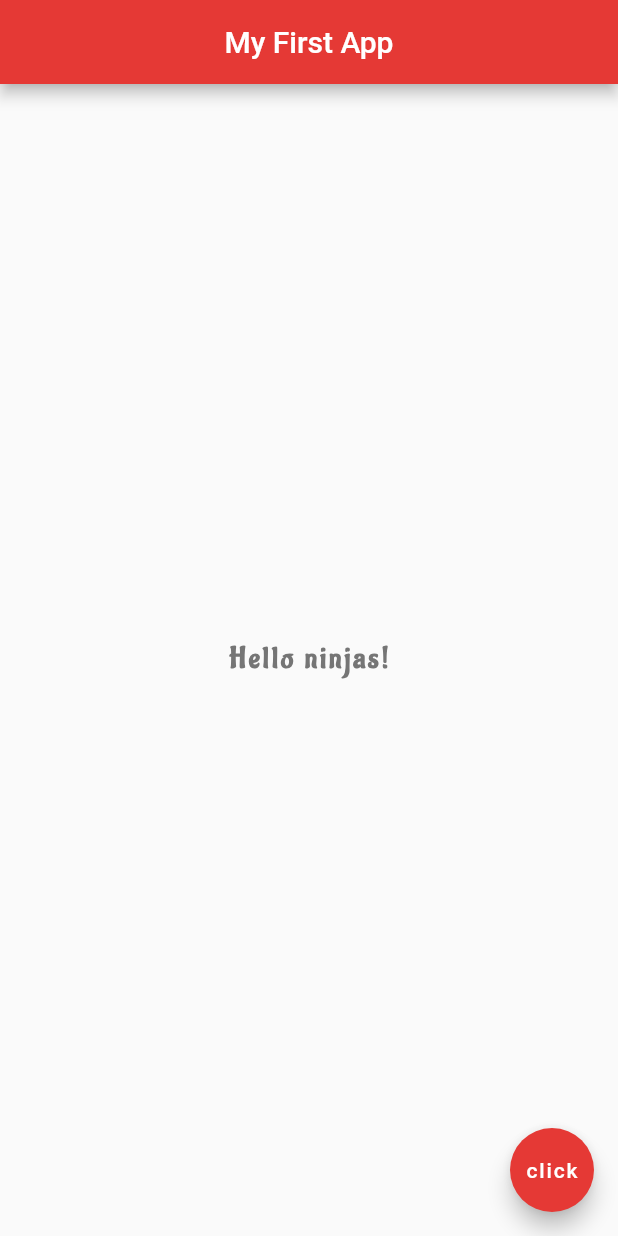
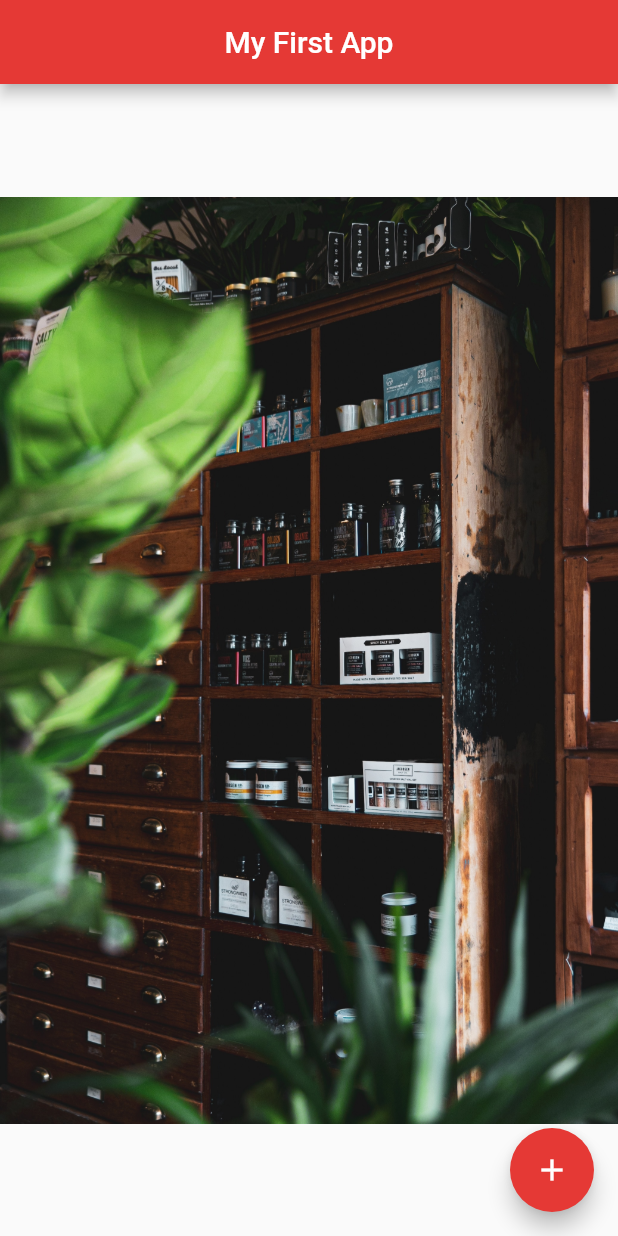
Before and after one commit to Ravshan1Uz/flutter_samples, a Flutter app: the screen it shows after launch, on a phone screen of 412 x 824 dp. Run offline on Flutter 3.47's test engine with Material 2 defaults, Android fonts, the phone set to English and light mode, and no system bars.

Commit message:
first lesson

```diff
--- a/lib/main.dart
+++ b/lib/main.dart
@@ -15,23 +15,13 @@ class Home extends StatelessWidget {
         backgroundColor: Colors.red[600],
       ),
       body: Center(
-        child: Text(
-          "Hello ninjas!",
-          style: TextStyle(
-            fontSize: 20.0,
-            fontWeight: FontWeight.bold,
-            letterSpacing: 2.0,
-            color: Colors.grey[600],
-            fontFamily: 'Aladin',
-          ),
-        ),
+        child: Image.asset('assets/unsplash2.jpg'),
       ),
       floatingActionButton: FloatingActionButton(
         onPressed: () {},
-        child: Text('click'),
+        child: Icon(Icons.add),
         backgroundColor: Colors.red[600],
       ),
     );
   }
-
 }
```
